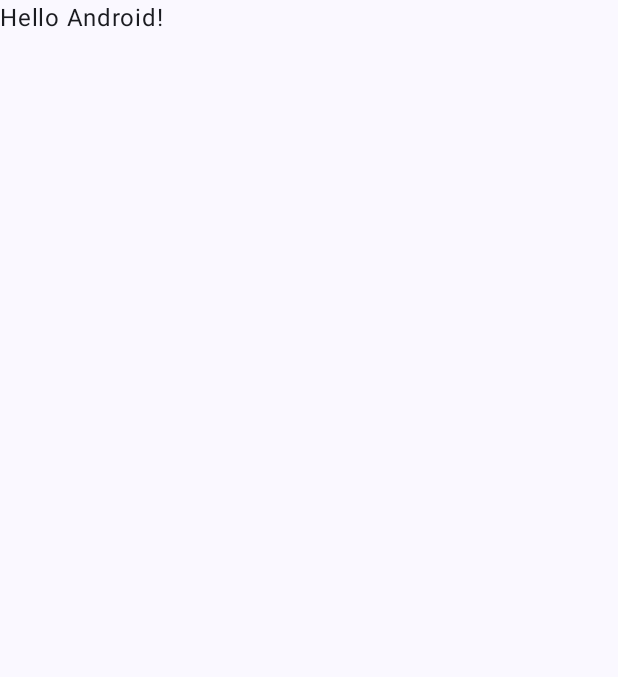
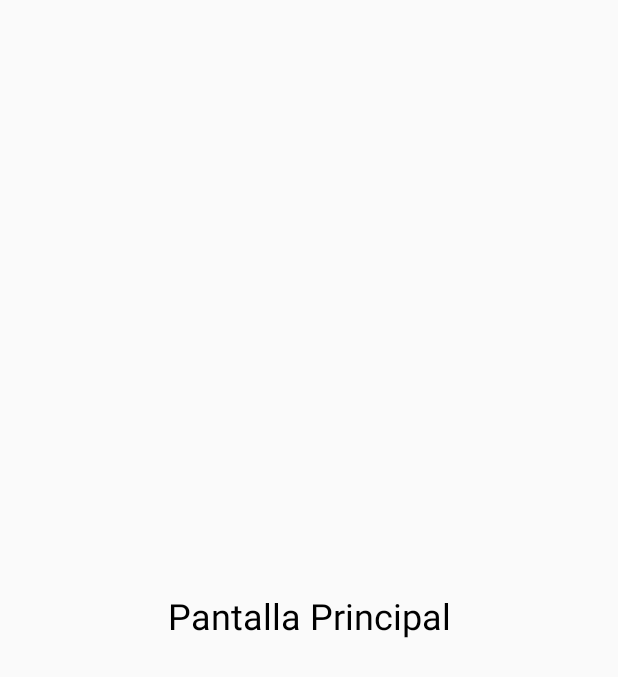
Before and after one commit to MikeBrevis/michel_brevis_HERPM1305-Examen-, an Android app built with Jetpack Compose: the screen it shows after launch (MainActivity), on a phone screen of 412 x 824 dp. Before the commit the part shown is almost empty. Shown: the top 677 px of the screen. Run offline under Robolectric (Android 15) with nearby library versions, the phone set to English and light mode, and no system bars.

Commit message:
home screen

```diff
--- a/app/src/main/java/com/example/michel_brevis_herpm1305/MainActivity.kt
+++ b/app/src/main/java/com/example/michel_brevis_herpm1305/MainActivity.kt
@@ -3,45 +3,23 @@ package com.example.michel_brevis_herpm1305
 import android.os.Bundle
 import androidx.activity.ComponentActivity
 import androidx.activity.compose.setContent
-import androidx.activity.enableEdgeToEdge
+import androidx.compose.foundation.layout.Box
 import androidx.compose.foundation.layout.fillMaxSize
-import androidx.compose.foundation.layout.padding
-import androidx.compose.material3.Scaffold
 import androidx.compose.material3.Text
-import androidx.compose.runtime.Composable
+import androidx.compose.ui.Alignment
 import androidx.compose.ui.Modifier
-import androidx.compose.ui.tooling.preview.Preview
-import com.example.michel_brevis_herpm1305.ui.theme.Michel_brevis_HERPM1305Theme
+import androidx.compose.ui.unit.sp
 
 class MainActivity : ComponentActivity() {
     override fun onCreate(savedInstanceState: Bundle?) {
         super.onCreate(savedInstanceState)
-        enableEdgeToEdge()
         setContent {
-            Michel_brevis_HERPM1305Theme {
-                Scaffold( modifier = Modifier.fillMaxSize() ) { innerPadding ->
-                    Greeting(
-                        name = "Android",
-                        modifier = Modifier.padding(innerPadding)
-                    )
-                }
+            Box(
+                modifier = Modifier.fillMaxSize(),
+                contentAlignment = Alignment.Center
+            ) {
+                Text(text = "Pantalla Principal", fontSize = 24.sp)
             }
         }
     }
 }
-
-@Composable
-fun Greeting(name: String, modifier: Modifier = Modifier) {
-    Text(
-        text = "Hello $name!",
-        modifier = modifier
-    )
-}
-
-@Preview(showBackground = true)
-@Composable
-fun GreetingPreview() {
-    Michel_brevis_HERPM1305Theme {
-        Greeting("Android")
-    }
-}
```
Also changed, not shown: app/build.gradle.kts (+11 -4 lines).
